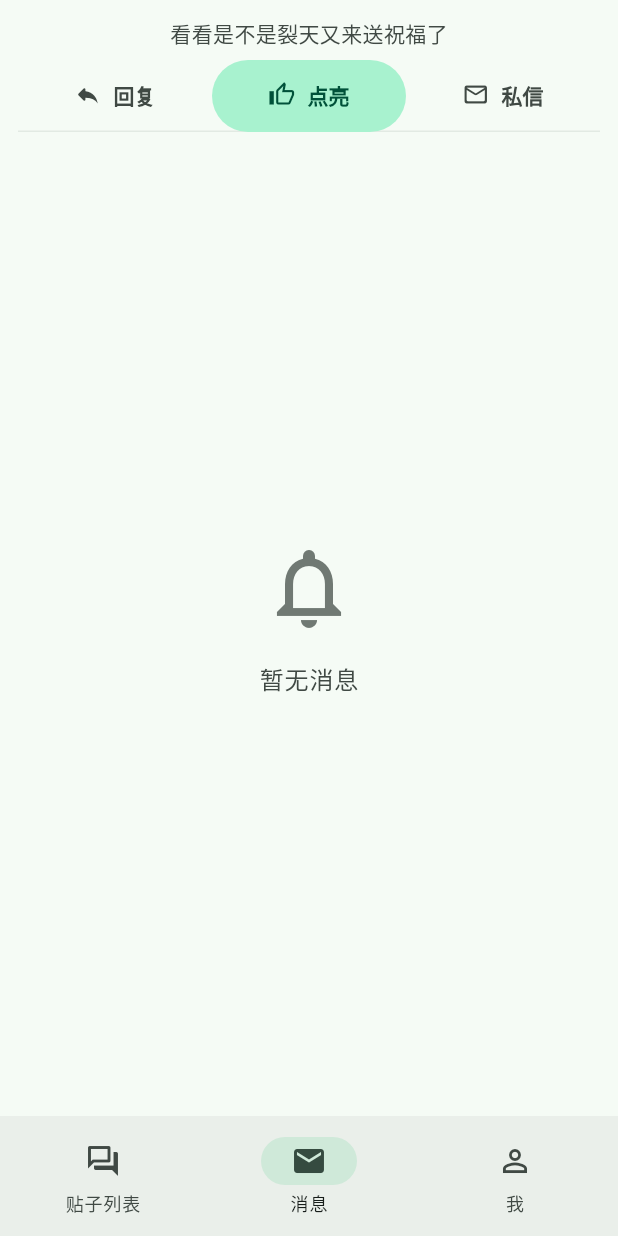
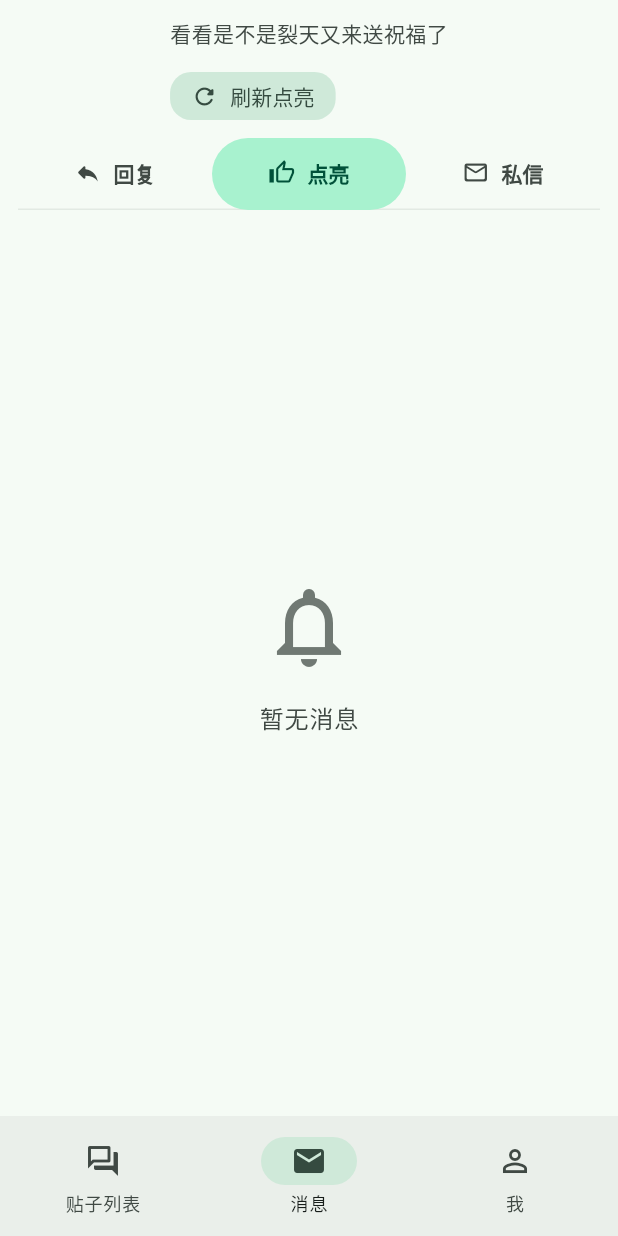
Before and after one commit to Pudrick/BlueFish, a Flutter app: the MessagesPage screen opened by its route, tab 2 chosen, on a phone screen of 412 x 824 dp. Run offline on Flutter 3.47's test engine with Material 3 defaults, Android fonts, the phone set to English and light mode, and no system bars; our stand-ins replace chewie, flutter_secure_storage, flutter_widget_from_html, go_router, google_fonts, image_picker and 4 more; missing offline and left inert: flutter_inappwebview, flutter_quill, php_serializer, vsc_quill_delta_to_html; accounts and stored records are empty; network calls fail.

Commit message:
feat(messages): add manual refresh action and loading feedback in message header
- add a manual refresh button in the messages header

- map refresh label and action to the active tab

- disable refresh while loading and show in-button progress state

- keep private message tab behavior unchanged

```diff
--- a/lib/pages/message/messages_page.dart
+++ b/lib/pages/message/messages_page.dart
@@ -156,6 +156,30 @@ class _MessagesPageState extends State<MessagesPage>
     };
   }
 
+  String? _buildRefreshLabel() {
+    return switch (_currentTab) {
+      MentionTab.reply => '刷新回复',
+      MentionTab.light => '刷新点亮',
+      MentionTab.privateMessage => null,
+    };
+  }
+
+  bool get _isRefreshingCurrentTab {
+    return switch (_currentTab) {
+      MentionTab.reply => _replyViewModel.isLoading,
+      MentionTab.light => _lightViewModel.isLoading,
+      MentionTab.privateMessage => false,
+    };
+  }
+
+  Future<void> _refreshCurrentTab() {
+    return switch (_currentTab) {
+      MentionTab.reply => _replyViewModel.init(),
+      MentionTab.light => _lightViewModel.init(),
+      MentionTab.privateMessage => Future<void>.value(),
+    };
+  }
+
   void _openConversation(PrivateMessagePeek messagePeek) {
     context.pushPrivateMessageDetail(
       puid: messagePeek.puid,
@@ -179,7 +203,12 @@ class _MessagesPageState extends State<MessagesPage>
           builder: (context, _) {
             return Column(
               children: [
-                _MessagesHeader(subtitle: _buildSubtitle()),
+                _MessagesHeader(
+                  subtitle: _buildSubtitle(),
+                  refreshLabel: _buildRefreshLabel(),
+                  isRefreshing: _isRefreshingCurrentTab,
+                  onRefresh: _refreshCurrentTab,
+                ),
                 _MessagesTabBar(
                   controller: _tabController,
                   onTap: _setCurrentTab,
@@ -211,8 +240,16 @@ class _MessagesPageState extends State<MessagesPage>
 
 class _MessagesHeader extends StatelessWidget {
   final String subtitle;
+  final String? refreshLabel;
+  final bool isRefreshing;
+  final Future<void> Function() onRefresh;
 
-  const _MessagesHeader({required this.subtitle});
+  const _MessagesHeader({
+    required this.subtitle,
+    required this.refreshLabel,
+    required this.isRefreshing,
+    required this.onRefresh,
+  });
 
   @override
   Widget build(BuildContext context) {
@@ -223,11 +260,49 @@ class _MessagesHeader extends StatelessWidget {
       color: colorScheme.surface,
       child: Padding(
         padding: const EdgeInsets.fromLTRB(16, 12, 16, 8),
-        child: Text(
-          subtitle,
-          style: textTheme.bodyMedium?.copyWith(
-            color: colorScheme.onSurfaceVariant,
-          ),
+        child: Column(
+          crossAxisAlignment: CrossAxisAlignment.start,
+          children: [
+            Text(
+              subtitle,
+              style: textTheme.bodyMedium?.copyWith(
+                color: colorScheme.onSurfaceVariant,
+              ),
+            ),
+            if (refreshLabel != null) ...[
+              const SizedBox(height: 12),
+              FilledButton.tonalIcon(
+                key: const ValueKey('messages-manual-refresh-button'),
+                onPressed: isRefreshing
+                    ? null
+                    : () {
+                        unawaited(onRefresh());
+                      },
+                style: FilledButton.styleFrom(
+                  minimumSize: const Size(0, 40),
+                  padding: const EdgeInsets.symmetric(
+                    horizontal: 14,
+                    vertical: 10,
+                  ),
+                  visualDensity: VisualDensity.compact,
+                  shape: RoundedRectangleBorder(
+                    borderRadius: BorderRadius.circular(14),
+                  ),
+                ),
+                icon: isRefreshing
+                    ? SizedBox(
+                        width: 18,
+                        height: 18,
+                        child: CircularProgressIndicator(
+                          strokeWidth: 2.2,
+                          color: colorScheme.onSecondaryContainer,
+                        ),
+                      )
+                    : const Icon(Icons.refresh_rounded, size: 18),
+                label: Text(isRefreshing ? '刷新中' : refreshLabel!),
+              ),
+            ],
+          ],
         ),
       ),
     );
```
